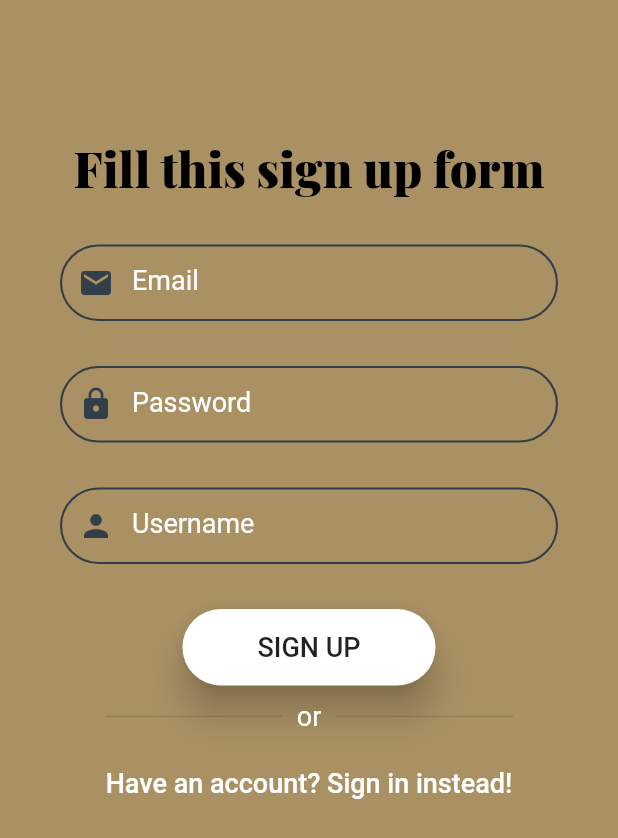
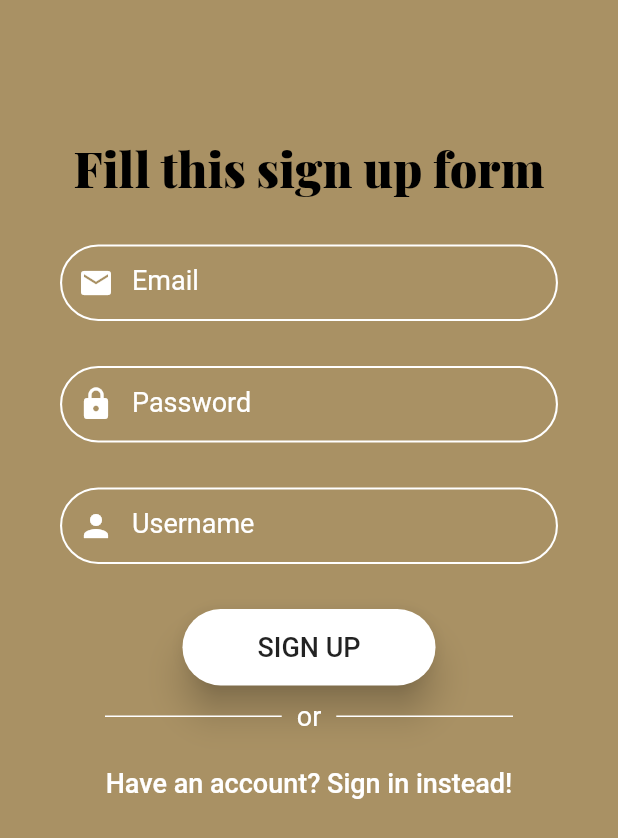
Before and after one commit to Beer-Driven-Development/dringo-mobile, a Flutter app: the screen it shows after launch, after a tap on "No account? Sign up instead!", on a phone screen of 412 x 824 dp. Shown: the top 838 px of the screen. Run offline on Flutter 3.47's test engine with Material 2 defaults, Android fonts, the phone set to English and light mode, and no system bars; our stand-ins replace flushbar, font_awesome_flutter, rxdart, shared_preferences, socket_io_client; missing offline and left inert: flutter_simple_dependency_injection; Roboto replaces fonts that are missing (Poppins); project files that could hold a hidden picture were left out.

Commit message:
styling login page

```diff
--- a/lib/pages/login.dart
+++ b/lib/pages/login.dart
@@ -1,7 +1,10 @@
+import 'dart:ui';
+
 import 'package:dringo/domain/user.dart';
 import 'package:dringo/pages/dashboard.dart';
 import 'package:dringo/pages/register.dart';
 import 'package:dringo/providers/user_provider.dart';
+import 'package:dringo/util/colors_palette.dart';
 import 'package:dringo/util/shared_preference.dart';
 import 'package:dringo/util/validators.dart';
 import 'package:dringo/util/widgets.dart';
@@ -9,6 +12,7 @@ import 'package:dringo/widgets/app_divider.dart';
 import 'package:dringo/widgets/social_sign_in.dart';
 import 'package:flushbar/flushbar.dart';
 import 'package:flutter/material.dart';
+import 'package:flutter/services.dart';
 import 'package:provider/provider.dart';
 
 import '../providers/auth.dart';
@@ -92,11 +96,18 @@ class _LoginState extends State<Login> {
         print("form is invalid");
       }
     };
-
+    // SystemChrome.setEnabledSystemUIOverlays([]);
     return SafeArea(
       child: Scaffold(
-        backgroundColor: Color(0xffa99164),
+        backgroundColor: Colors.white,
+
         body: Container(
+            constraints:BoxConstraints.expand(),
+          decoration: BoxDecoration(
+              gradient: LinearGradient(
+                  colors: [Color(ColorsPalette.secondaryColor), Color(ColorsPalette.primaryColor) ],
+                  begin: Alignment.topLeft,
+                  end: Alignment.bottomRight)),
           padding: EdgeInsets.all(40.0),
           child: Form(
             key: formKey,
@@ -111,7 +122,7 @@ class _LoginState extends State<Login> {
                       style: TextStyle(
                           fontFamily: 'Playfair Display',
                           fontWeight: FontWeight.w900,
-                          color: Colors.black,
+                          color: Colors.white,
                           fontSize: 64.0,
                           letterSpacing: 1.2),
                     ),
@@ -120,7 +131,7 @@ class _LoginState extends State<Login> {
                   usernameField,
                   SizedBox(height: 30.0),
                   passwordField,
-                  SizedBox(height: 30.0),
+                  SizedBox(height: 50.0),
                   auth.loggedInStatus == Status.Authenticating
                       ? loading
                       : Center(
@@ -133,15 +144,16 @@ class _LoginState extends State<Login> {
                                 borderRadius: new BorderRadius.circular(50.0)),
                             child: Text(
                               'Sign in'.toUpperCase(),
-                              style: TextStyle(fontSize: 18.0),
+                              style: TextStyle(fontSize: 18.0, color:Colors.indigoAccent),
                             ),
                             onPressed: doLogin,
                           ),
                         ),
-                  SizedBox(height: 20.0),
+                  SizedBox(height: 50.0),
                   AppDivider(),
+                  SizedBox(height: 30.0),
                   SocialSignIn(),
-                  SizedBox(height: 50.0),
+                  SizedBox(height: 30.0),
                   signUpLabel,
                 ],
               ),
--- /dev/null
+++ b/lib/util/colors_palette.dart
@@ -0,0 +1,6 @@
+
+
+class ColorsPalette {
+  static const primaryColor = 0xff43f5f2;
+  static const secondaryColor = 0xff4148e0;
+}
--- a/lib/util/widgets.dart
+++ b/lib/util/widgets.dart
@@ -7,12 +7,12 @@ InputDecoration buildInputDecoration(String hintText, IconData icon) {
     errorStyle: TextStyle(fontSize: 14.0, color: Colors.white),
     labelStyle: TextStyle(color: Colors.white),
     labelText: hintText,
-    prefixIcon: Icon(icon, color: Color.fromRGBO(50, 62, 72, 1.0)),
+    prefixIcon: Icon(icon, color: Colors.white),
     // hintText: hintText,
     contentPadding: EdgeInsets.fromLTRB(20.0, 15.0, 20.0, 15.0),
     enabledBorder: OutlineInputBorder(
       borderSide:
-          BorderSide(color: Color.fromRGBO(50, 62, 72, 1.0), width: 1.4),
+          BorderSide(color: Colors.white, width: 1.4),
       borderRadius: BorderRadius.circular(100.0),
     ),
     errorBorder: OutlineInputBorder(
--- a/lib/widgets/app_divider.dart
+++ b/lib/widgets/app_divider.dart
@@ -15,6 +15,7 @@ class AppDivider extends StatelessWidget {
               padding: EdgeInsets.symmetric(horizontal: 10),
               child: Divider(
                 thickness: 1,
+                color: Colors.white
               ),
             ),
           ),
@@ -27,6 +28,7 @@ class AppDivider extends StatelessWidget {
               padding: EdgeInsets.symmetric(horizontal: 10),
               child: Divider(
                 thickness: 1,
+                  color: Colors.white
               ),
             ),
           ),
--- a/lib/widgets/social_sign_in.dart
+++ b/lib/widgets/social_sign_in.dart
@@ -3,9 +3,12 @@ import 'package:font_awesome_flutter/font_awesome_flutter.dart';
 
 class SocialSignIn extends StatelessWidget {
   Widget _facebookButton() {
-    return Container(
-      height: 100,
-      width: 75,
+    return Padding(
+      padding: const EdgeInsets.all(8.0),
+      child: Container(
+        height: 60,
+        width: 60,
+        decoration: BoxDecoration(borderRadius: BorderRadius.circular(180.0), color: Colors.white),
         child: IconButton(
             iconSize: 36.0,
             icon: FaIcon(
@@ -13,20 +16,25 @@ class SocialSignIn extends StatelessWidget {
               color: Colors.blue[700],
             ),
             onPressed: null),
+      ),
     );
   }
 
   Widget _googleButton() {
-    return Container(
-      height: 100,
-      width: 75,
+    return Padding(
+      padding: const EdgeInsets.all(8.0),
+      child: Container(
+        height: 60,
+        width: 60,
+        decoration: BoxDecoration(borderRadius: BorderRadius.circular(180.0), color: Colors.white),
         child: IconButton(
           iconSize: 36.0,
         icon: FaIcon(
             FontAwesomeIcons.google,
             color: Colors.red[700],
           ),
-        onPressed: null,
+          onPressed: (){}
+        ),
       ),
     );
   }
```
Lines whose indentation alone changed are shown as unchanged.
